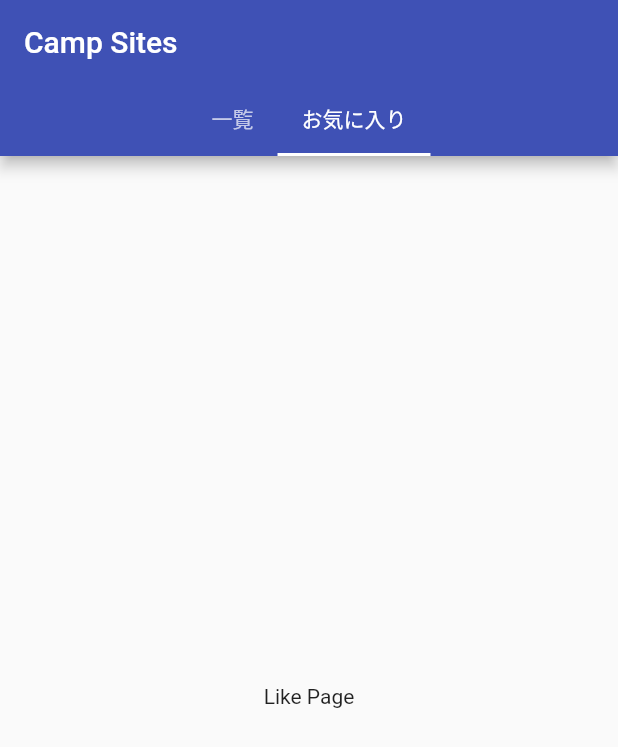
After one commit to masagotty/camp_sites, a Flutter app: the screen it shows after launch, tab 2 chosen, on a phone screen of 412 x 824 dp. The commit adds this screen. Shown: the top 747 px of the screen. Run offline on Flutter 3.47's test engine with Material 2 defaults, Android fonts, the phone set to English and light mode, and no system bars; our stand-ins replace google_fonts; Roboto replaces fonts that are missing (NotoSansJP-Regular).

Commit message:
added like page

```diff
--- a/lib/home_page.dart
+++ b/lib/home_page.dart
@@ -1,5 +1,6 @@
 import 'package:flutter/material.dart';
 import 'package:camp_sites/sites_page.dart';
+import 'package:camp_sites/like_page.dart';
 import 'package:camp_sites/detail_page.dart';
 import 'package:camp_sites/user_page.dart';
 
@@ -22,12 +23,16 @@
           ),
         ),
         body: TabBarView(
-          children: categories.map((String category) {
-            return Padding(
+          children: <Widget>[
+            Padding(
               padding: const EdgeInsets.all(16.0),
               child: SitesPage(),
-            );
-          }).toList(),
+            ),
+            Padding(
+              padding: const EdgeInsets.all(16.0),
+              child: LikePage(),
+            ),
+          ],
         ),
       ),
     );
--- /dev/null
+++ b/lib/like_page.dart
@@ -0,0 +1,14 @@
+import 'package:flutter/material.dart';
+
+class LikePage extends StatelessWidget {
+  static const String id = '/user';
+  @override
+  Widget build(BuildContext context) {
+    return Scaffold(
+      body: Center(
+          child: Text(
+        'Like Page',
+      )),
+    );
+  }
+}
```
